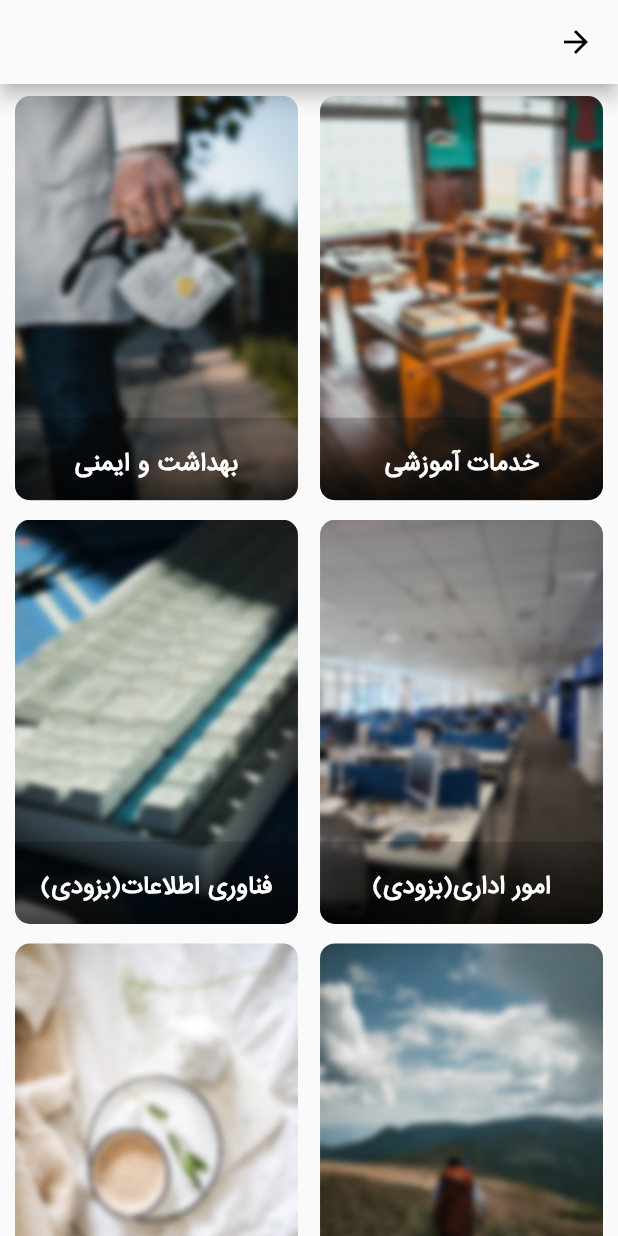
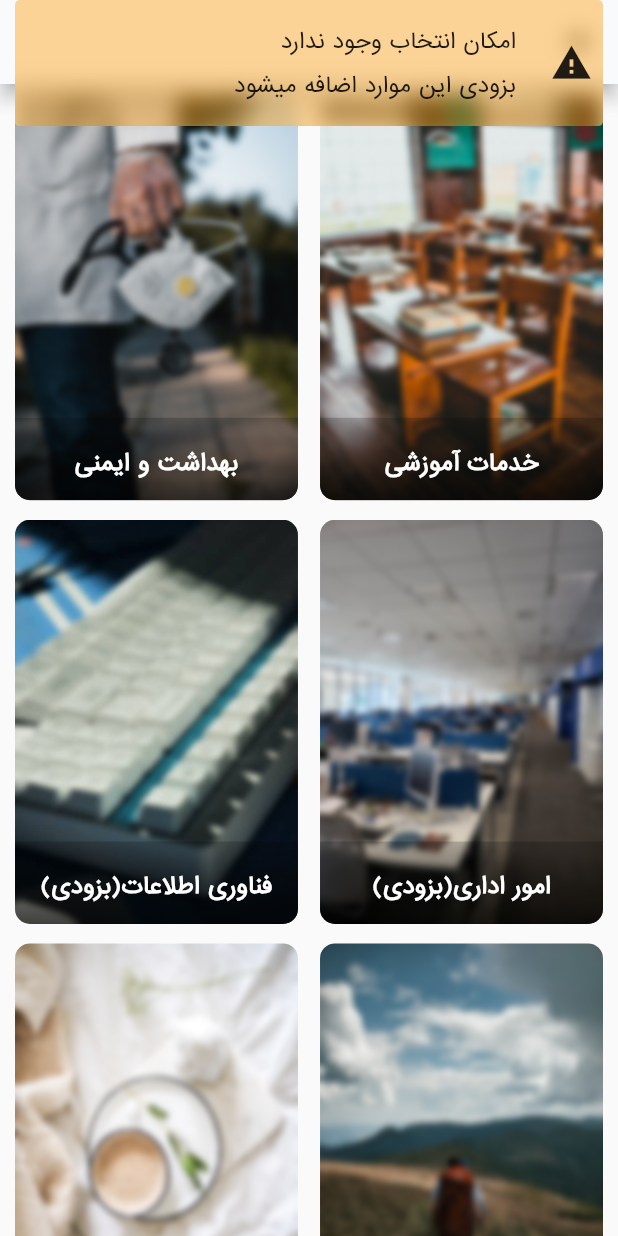
Before and after one commit to SajadRahimi1/rayaniyaresh, a Flutter app: the ClassCategoryScreen screen opened directly, after a tap on "امور اداری(بزودی)", on a phone screen of 412 x 824 dp. Run offline on Flutter 3.47's test engine with Material 2 defaults, Android fonts, the phone set to English and light mode, and no system bars; our stand-ins replace carousel_slider, flutter_spinkit, get; missing offline and left inert: persian_datetime_picker, persian_number_utility.

Commit message:
show message for services that are come soon

```diff
--- a/lib/models/constants/class_services.dart
+++ b/lib/models/constants/class_services.dart
@@ -1,4 +1,4 @@
-List learningSerivces = [
+List<String> learningSerivces = [
   "مربی مهد کودک",
   "سالمندیاری",
   "مراقبت جسمی از سالمند",
@@ -16,7 +16,7 @@ List learningSerivces = [
   "کارآفرین پروری مادران",
 ];
 
-List healthcareServices = [
+List<String> healthcareServices = [
   "انجام کمک های اولیه (بزودی)",
   "انجام عملیات کمک های اولیه",
   "انجام عملیات کمک های اولیه هنگام وقوع حادثه (بزودی)",
--- a/lib/views/pages/reserve_class/class_category_screen.dart
+++ b/lib/views/pages/reserve_class/class_category_screen.dart
@@ -2,6 +2,7 @@ import 'dart:ui';
 
 import 'package:flutter/material.dart';
 import 'package:get/get.dart';
+import 'package:rayaniyaresh/core/services/message_service.dart';
 import 'package:rayaniyaresh/models/constants/class_services.dart';
 import 'package:rayaniyaresh/views/pages/reserve_class/class_subcategory_screen.dart';
 import 'package:rayaniyaresh/views/widgets/appbar_widget.dart';
@@ -34,6 +35,11 @@ class ClassCategoryScreen extends StatelessWidget {
                             healthcareServices
                           ][index],
                           title: ["خدمات آموزشی", "بهداشت و ایمنی"][index]));
+                    } else {
+                      showMessage(
+                          title: "امکان انتخاب وجود ندارد",
+                          message: "بزودی این موارد اضافه میشود",
+                          type: MessageType.warning);
                     }
                   },
                   title: [
--- a/lib/views/pages/reserve_class/class_subcategory_screen.dart
+++ b/lib/views/pages/reserve_class/class_subcategory_screen.dart
@@ -1,5 +1,6 @@
 import 'package:flutter/material.dart';
 import 'package:get/get.dart';
+import 'package:rayaniyaresh/core/services/message_service.dart';
 import 'package:rayaniyaresh/models/constants/colors.dart';
 import 'package:rayaniyaresh/views/pages/reserve_class/date_time_screen.dart';
 import 'package:rayaniyaresh/views/widgets/appbar_widget.dart';
@@ -9,7 +10,7 @@ class ClassSubcategoryScreen extends StatelessWidget {
       {Key? key, required this.title, required this.subcategory})
       : super(key: key);
   final String title;
-  final List subcategory;
+  final List<String> subcategory;
 
   @override
   Widget build(BuildContext context) {
@@ -26,8 +27,17 @@ class ClassSubcategoryScreen extends StatelessWidget {
         children: List.generate(
           subcategory.length,
           (index) => InkWell(
-            onTap: () => Get.to(() => DateTimeScreen(title: subcategory[index]),
-                transition: Transition.leftToRight),
+            onTap: () {
+              if (!subcategory[index].contains('بزودی')) {
+                Get.to(() => DateTimeScreen(title: subcategory[index]),
+                    transition: Transition.leftToRight);
+              } else {
+                showMessage(
+                    title: "امکان انتخاب وجود ندارد",
+                    message: "بزودی این موارد اضافه میشود",
+                    type: MessageType.warning);
+              }
+            },
             child: Container(
               alignment: Alignment.center,
               width: Get.width,
```
